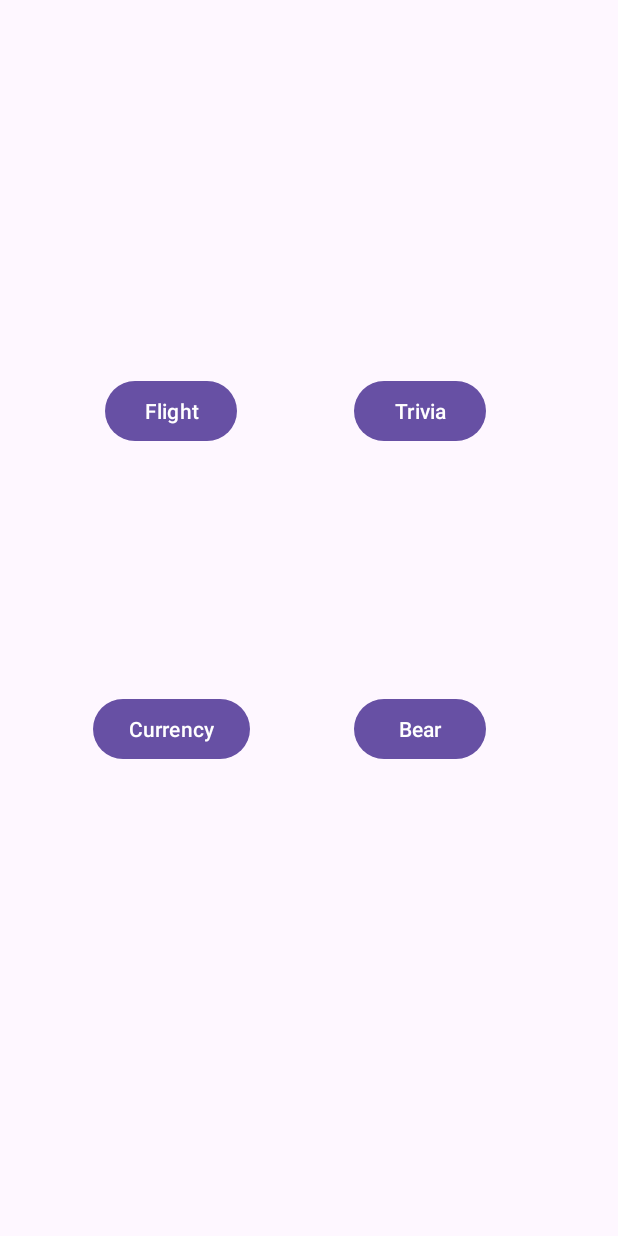
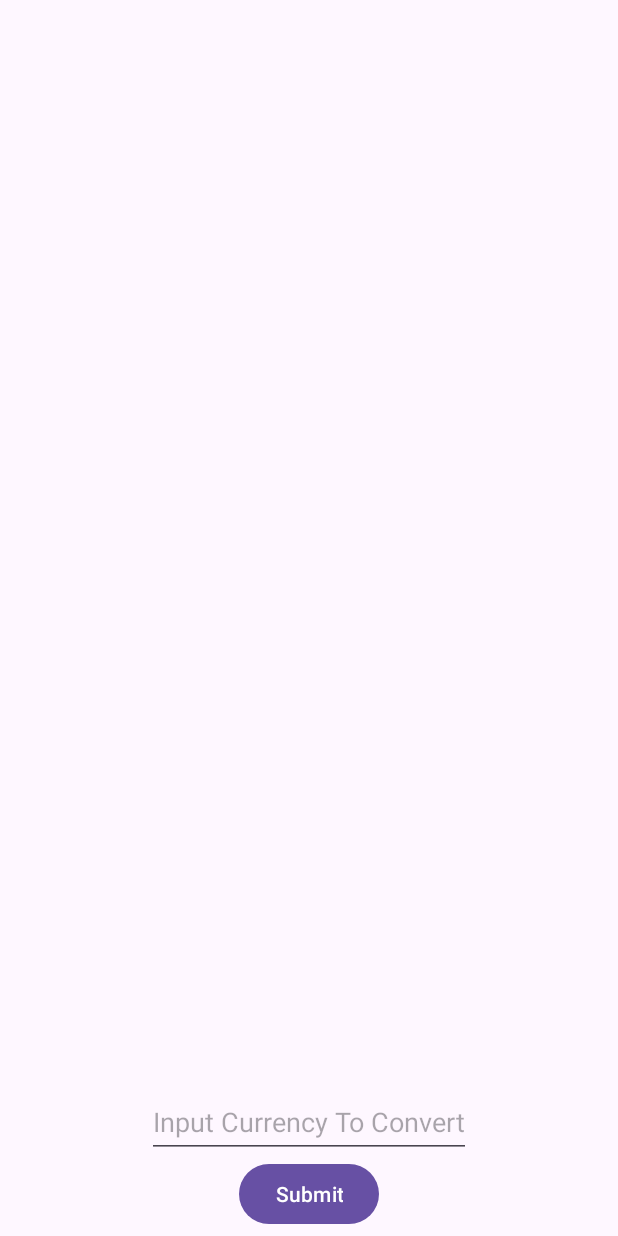
Before and after one commit to JiPooh/FinalProject, an Android app: the screen it shows after launch (MainActivity before the commit, CurrencyConverter after it), after a tap on "Currency", on a phone screen of 412 x 824 dp. Run offline under Robolectric (Android 15) with nearby library versions, the phone set to English and light mode, and no system bars; 3 other taps on this screen came first.

Commit message:
Currency Converter Milestone1

```diff
--- a/app/src/main/AndroidManifest.xml
+++ b/app/src/main/AndroidManifest.xml
@@ -13,6 +13,9 @@
         android:theme="@style/Theme.FinalProject"
         tools:targetApi="31">
         <activity
+            android:name=".CurrencyConverter"
+            android:exported="false" />
+        <activity
             android:name=".MainActivity"
             android:exported="true">
             <intent-filter>
--- /dev/null
+++ b/app/src/main/java/algonquin/cst2335/finalproject/CurrencyConverter.java
@@ -0,0 +1,103 @@
+package algonquin.cst2335.finalproject;
+
+import androidx.annotation.NonNull;
+import androidx.appcompat.app.AlertDialog;
+import androidx.appcompat.app.AppCompatActivity;
+import androidx.recyclerview.widget.RecyclerView;
+
+import android.content.Context;
+import android.content.SharedPreferences;
+import android.os.Bundle;
+import android.view.View;
+import android.view.ViewGroup;
+import android.widget.Button;
+import android.widget.EditText;
+import android.widget.Toast;
+
+import com.google.android.material.snackbar.Snackbar;
+
+import algonquin.cst2335.finalproject.databinding.ActivityCurrencyConverterBinding;
+
+public class CurrencyConverter extends AppCompatActivity {
+    private Button toastButton;
+
+    private ActivityCurrencyConverterBinding binding;
+    private static final String PREF_NAME = "MyPreferences";
+    private static final String KEY_BASE_CURRENCY = "BaseCurrency";
+
+    private EditText editTextBaseCurrency;
+    private SharedPreferences sharedPreferences;
+
+    @Override
+    protected void onCreate(Bundle savedInstanceState) {
+        super.onCreate(savedInstanceState);
+
+        binding = ActivityCurrencyConverterBinding.inflate(getLayoutInflater());
+        setContentView(binding.getRoot());
+
+        binding.currencyRecyclerView.setAdapter(new RecyclerView.Adapter() {
+            @NonNull
+            @Override
+            public RecyclerView.ViewHolder onCreateViewHolder(@NonNull ViewGroup parent, int viewType) {
+                return null;
+            }
+
+            @Override
+            public void onBindViewHolder(@NonNull RecyclerView.ViewHolder holder, int position) {
+
+            }
+
+            @Override
+            public int getItemCount() {
+                return 0;
+            }
+        });
+        editTextBaseCurrency = findViewById(R.id.currency_editText);
+        sharedPreferences = getSharedPreferences(PREF_NAME, MODE_PRIVATE);
+
+        // Load the user's name from Shared Preferences (if available)
+        String savedBaseCurrency = sharedPreferences.getString(KEY_BASE_CURRENCY, "");
+        editTextBaseCurrency.setText(savedBaseCurrency);
+
+        toastButton = findViewById(R.id.currency_submitButton);
+        toastButton.setOnClickListener(new View.OnClickListener() {
+            @Override
+            public void onClick(View v) {
+                showToast();
+                showAlertDialog();
+                showSnackbar(v);
+            }
+        });
+    }
+    @Override
+    protected void onPause() {
+        super.onPause();
+
+        // Save the user's name to Shared Preferences when the activity is paused
+        String baseCurrency = editTextBaseCurrency.getText().toString();
+        SharedPreferences.Editor editor = sharedPreferences.edit();
+        editor.putString(KEY_BASE_CURRENCY, baseCurrency);
+        editor.apply();
+    }
+    private void showToast() {
+        Toast.makeText(this, "This is a Toast message!", Toast.LENGTH_SHORT).show();
+    }
+
+    private void showAlertDialog() {
+        AlertDialog.Builder builder = new AlertDialog.Builder(this);
+        builder.setTitle("Alert Dialog")
+                .setMessage("This is an AlertDialog!")
+                .setPositiveButton("OK", null)
+                .show();
+    }
+
+    private void showSnackbar(View view) {
+        Snackbar.make(view, "This is a Snackbar!", Snackbar.LENGTH_SHORT).show();
+    }
+
+    class MyRowHolder extends RecyclerView.ViewHolder {
+        public MyRowHolder (@NonNull View itemView) {
+            super(itemView);
+        }
+    }
+}
--- a/app/src/main/java/algonquin/cst2335/finalproject/MainActivity.java
+++ b/app/src/main/java/algonquin/cst2335/finalproject/MainActivity.java
@@ -1,9 +1,14 @@
 package algonquin.cst2335.finalproject;
 
+import androidx.appcompat.app.AlertDialog;
 import androidx.appcompat.app.AppCompatActivity;
 
+import android.content.Intent;
 import android.os.Bundle;
+import android.view.View;
+import android.widget.Toast;
 
+import com.google.android.material.snackbar.Snackbar;
 
 public class MainActivity extends AppCompatActivity {
 
@@ -11,17 +16,34 @@ public class MainActivity extends AppCompatActivity {
     protected void onCreate(Bundle savedInstanceState) {
         super.onCreate(savedInstanceState);
         setContentView(R.layout.activity_main);
-        findViewById(R.id.buttFlight).setOnClickListener(clk->{
+        Toast.makeText(this, "Welcome :)", Toast.LENGTH_SHORT).show();
+        showAlertDialog();
+        findViewById(R.id.buttFlight).setOnClickListener(clk -> {
+            showSnackbar("Flight");
+        });
+        findViewById(R.id.buttTriv).setOnClickListener(clk -> {
+            showSnackbar("Trivia");
+        });
+        findViewById(R.id.buttCurr).setOnClickListener(clk -> {
+            Intent currencyIntent = new Intent(MainActivity.this, CurrencyConverter.class);
+            startActivity(currencyIntent);
+            showSnackbar("Currency");
 
         });
-        findViewById(R.id.buttTriv).setOnClickListener(clk->{
-
-        });
-        findViewById(R.id.buttCurr).setOnClickListener(clk->{
-
-        });
-        findViewById(R.id.buttBear).setOnClickListener(clk->{
-
+        findViewById(R.id.buttBear).setOnClickListener(clk -> {
+            showSnackbar("Bear");
         });
     }
+        private void showSnackbar(String buttonName) {
+            String message = "You have clicked " + buttonName + ". Proceeding to the next page.";
+            View rootView = findViewById(android.R.id.content);
+            Snackbar.make(rootView, message, Snackbar.LENGTH_SHORT).show();
+        }
+        private void showAlertDialog() {
+            AlertDialog.Builder builder = new AlertDialog.Builder(this);
+            builder.setTitle("Hello")
+                    .setMessage("Please select an option")
+                    .setPositiveButton("OK", null)
+                    .show();
+        }
 }
--- /dev/null
+++ b/app/src/main/res/layout/activity_currency_converter.xml
@@ -0,0 +1,38 @@
+<?xml version="1.0" encoding="utf-8"?>
+<androidx.constraintlayout.widget.ConstraintLayout xmlns:android="http://schemas.android.com/apk/res/android"
+    xmlns:app="http://schemas.android.com/apk/res-auto"
+    xmlns:tools="http://schemas.android.com/tools"
+    android:layout_width="match_parent"
+    android:layout_height="match_parent"
+    tools:context=".CurrencyConverter">
+
+    <androidx.recyclerview.widget.RecyclerView
+        android:id="@+id/currency_recyclerView"
+        android:layout_width="0dp"
+        android:layout_height="0dp"
+        app:layout_constraintBottom_toBottomOf="parent"
+        app:layout_constraintEnd_toEndOf="parent"
+        app:layout_constraintStart_toStartOf="parent"
+        app:layout_constraintTop_toTopOf="parent" />
+
+    <Button
+        android:id="@+id/currency_submitButton"
+        android:layout_width="wrap_content"
+        android:layout_height="wrap_content"
+        android:layout_marginTop="44dp"
+        android:text="@string/currency_button_message"
+        app:layout_constraintBottom_toBottomOf="@+id/currency_recyclerView"
+        app:layout_constraintEnd_toEndOf="parent"
+        app:layout_constraintStart_toStartOf="parent"
+        app:layout_constraintTop_toTopOf="@+id/currency_editText" />
+
+    <EditText
+        android:id="@+id/currency_editText"
+        android:layout_width="wrap_content"
+        android:layout_height="48dp"
+        android:hint="@string/currency_edit_message"
+        app:layout_constraintBottom_toTopOf="@+id/currency_submitButton"
+        app:layout_constraintEnd_toEndOf="parent"
+        app:layout_constraintStart_toStartOf="parent" />
+
+</androidx.constraintlayout.widget.ConstraintLayout>
--- a/app/src/main/res/values/strings.xml
+++ b/app/src/main/res/values/strings.xml
@@ -1,3 +1,5 @@
 <resources>
     <string name="app_name">FinalProject</string>
+    <string name="currency_edit_message">Input Currency To Convert</string>
+    <string name="currency_button_message">Submit</string>
 </resources>
```
Also changed, not shown: app/src/main/res/layout/currency_layout.xml (added, +15 -0 lines).
